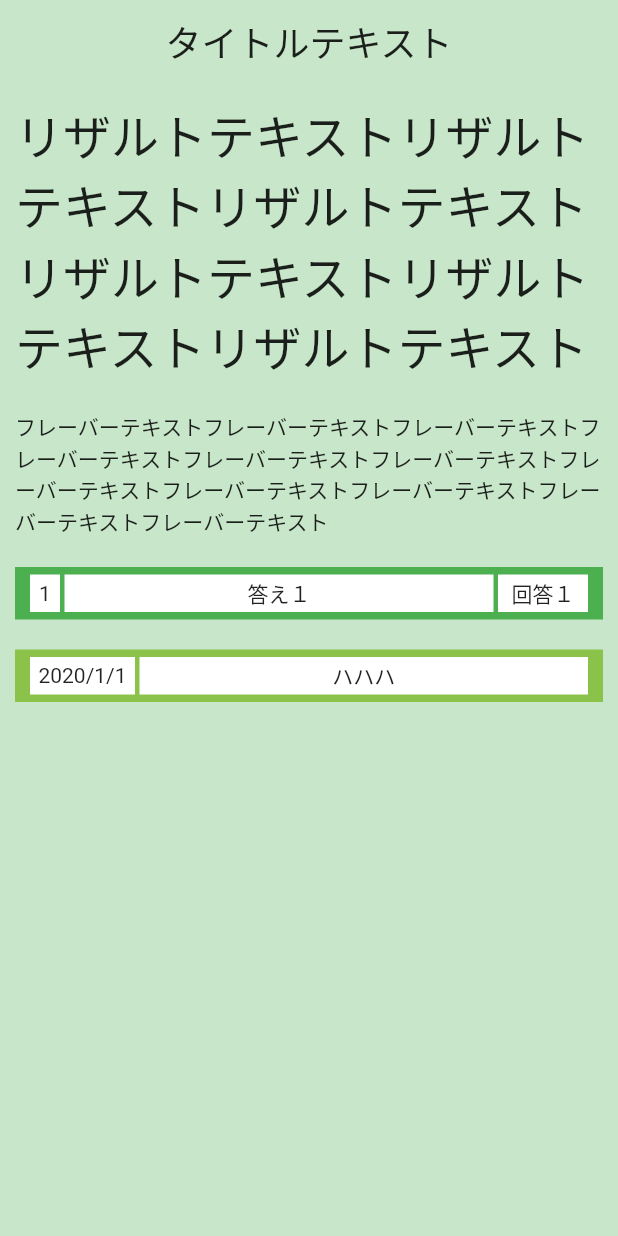
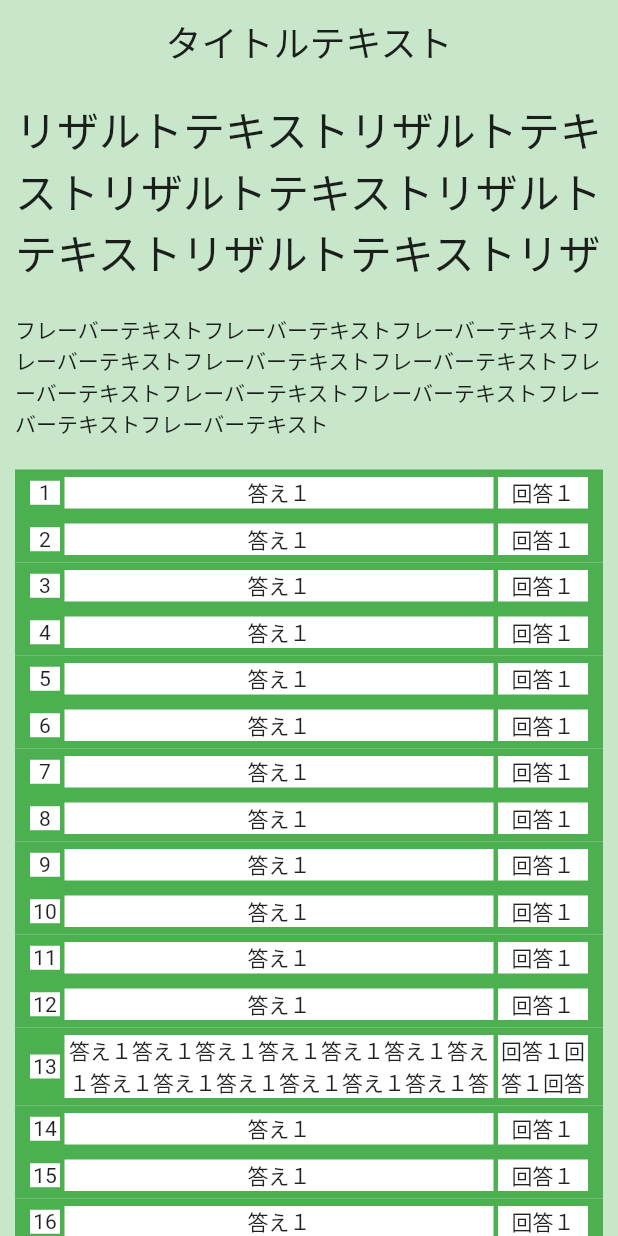
Before and after one commit to Satoru-PriChan/Depression_Diagnosis, a Flutter app: the screen it shows after launch, on a phone screen of 412 x 824 dp. Run offline on Flutter 3.47's test engine with Material 2 defaults, Android fonts, the phone set to English and light mode, and no system bars.

Commit message:
Implemented QuestionResultWidget.

```diff
--- a/lib/View/QuestionResultWidget.dart
+++ b/lib/View/QuestionResultWidget.dart
@@ -17,39 +17,57 @@ class QuestionResultWidget extends StatelessWidget {
   @override
   Widget build(BuildContext context) {
     return SafeArea(
-      child: buildColumn(),
+      child: buildWholeScreenList(),
     );
   }
 
-  Column buildColumn() {
-    return Column(
+  ListView buildWholeScreenList() {
+    return ListView(
     children: <Widget>[
-      Padding(
+      Center(
+        child: Padding(
           padding: EdgeInsets.all(10.0),
-
           child: Text(
             model.titleText,
             style: TextStyle(
               fontSize: 24.0,
+
             ),
+            maxLines: 1,
           ),
+        )
       ),
       Padding(
         padding: EdgeInsets.all(10.0),
         child: Text(
           model.resultText,
           style: TextStyle(
-            fontSize: 32.0,
+            fontSize: 28.0,
           ),
+          maxLines: 3,
         ),
       ),
       Padding(
         padding: EdgeInsets.all(10.0),
-        child: Text(model.flavorText),
+        child: Text(
+            model.flavorText,
+            maxLines: 4,
+        ),
       ),
       Padding(
         padding: EdgeInsets.all(10.0),
-        child: ListView.builder(
+        child: buildAnswersListView(),
+      ),
+      Padding(
+        padding: EdgeInsets.all(10.0),
+        child: buildHistoryListView(),
+      ),
+    ],
+  );
+  }
+
+  ListView buildAnswersListView() {
+    return ListView.builder(
           shrinkWrap: true,
           itemCount: model.answers.length,
           itemBuilder: (BuildContext ctxt, int Index) {
@@ -63,19 +81,25 @@ class QuestionResultWidget extends StatelessWidget {
                     Expanded(
                         child: Padding(
                             padding: EdgeInsets.only(left: betweenTextsGap, right: betweenTextsGap),
-                              child: buildTextInSizedBox("${model.answers[Index].question}")
+                            child: buildTextInSizedBox(
+                                "${model.answers[Index].question}",
+                                maxLinesCount: 2
+                            )
                         ),
                     ),
-                      buildTextInSizedBox("${model.answers[Index].answer}", width: 60.0),
+                    buildTextInSizedBox(
+                        "${model.answers[Index].answer}",
+                        width: 60.0,
+                        maxLinesCount: 2),
                   ],
                 ),
               );
           }
-        ),
-      ),
-      Padding(
-          padding: EdgeInsets.all(10.0),
-          child: ListView.builder(
+      );
+  }
+
+  ListView buildHistoryListView() {
+    return ListView.builder(
             shrinkWrap: true,
             itemCount: model.history.length,
             itemBuilder: (BuildContext ctxt, int Index) {
@@ -86,7 +110,10 @@ class QuestionResultWidget extends StatelessWidget {
                   children: [
                     buildTextInSizedBox("${model.history[Index].date}", width: 70.0),
                     Expanded(child: Padding(
-                          child: buildTextInSizedBox( "${model.history[Index].resultText}"),
+                        child: buildTextInSizedBox(
+                            "${model.history[Index].resultText}",
+                            maxLinesCount: 2
+                        ),
                         padding: EdgeInsets.only(left: betweenTextsGap)
                       )
                     )
@@ -94,15 +121,11 @@ class QuestionResultWidget extends StatelessWidget {
                 ),
               );
             }
-          ),
-      ),
-    ],
         );
   }
 
-  SizedBox buildTextInSizedBox(String text, {double width = null}) {
+  SizedBox buildTextInSizedBox(String text, { double width = null, int maxLinesCount = 1 }) {
     return SizedBox(
-      height: textHeight,
       width: width,
       child: Container(
         alignment: Alignment(0.0, 0.0),
@@ -110,11 +133,9 @@ class QuestionResultWidget extends StatelessWidget {
         child: Text(
           "${text}",
           textAlign: TextAlign.center,
-          maxLines: 1,
+          maxLines: maxLinesCount,
         ),
       )
     );
-
-
   }
 }
--- a/lib/main.dart
+++ b/lib/main.dart
@@ -42,6 +42,67 @@ class MyApp extends StatelessWidget {
                   "答え１",
                   "回答１"
                   ),
+                  QuestionResultAnswerModel(
+                      "答え１",
+                      "回答１"
+                  ),
+                  QuestionResultAnswerModel(
+                      "答え１",
+                      "回答１"
+                  ),
+                  QuestionResultAnswerModel(
+                      "答え１",
+                      "回答１"
+                  ),
+                  QuestionResultAnswerModel(
+                      "答え１",
+                      "回答１"
+                  ),
+                  QuestionResultAnswerModel(
+                      "答え１",
+                      "回答１"
+                  ),
+                  QuestionResultAnswerModel(
+                      "答え１",
+                      "回答１"
+                  ),
+                  QuestionResultAnswerModel(
+                      "答え１",
+                      "回答１"
+                  ),
+                  QuestionResultAnswerModel(
+                      "答え１",
+                      "回答１"
+                  ),
+                  QuestionResultAnswerModel(
+                      "答え１",
+                      "回答１"
+                  ),
+                  QuestionResultAnswerModel(
+                      "答え１",
+                      "回答１"
+                  ),QuestionResultAnswerModel(
+                    "答え１",
+                    "回答１"
+                ),QuestionResultAnswerModel(
+                    "答え１答え１答え１答え１答え１答え１答え１答え１答え１答え１答え１答え１答え１答え１答え１答え１答え１答え１答え１答え１答え１答え１答え１答え１答え１答え１答え１答え１答え１答え１答え１",
+                    "回答１回答１回答１回答１回答１回答１回答１回答１回答１回答１回答１回答１回答１回答１回答１回答１回答１回答１回答１回答１回答１回答１回答１回答１回答１回答１回答１回答１回答１回答１回答１回答１回答１回答１回答１"
+                ),QuestionResultAnswerModel(
+                    "答え１",
+                    "回答１"
+                ),QuestionResultAnswerModel(
+                    "答え１",
+                    "回答１"
+                ),QuestionResultAnswerModel(
+                    "答え１",
+                    "回答１"
+                ),
+
+
+
+
+
+
                 ],
                 [
                   QuestionResultPastResultModel(
```
Also changed, not shown: 1 other file. Lines whose indentation alone changed are shown as unchanged.
